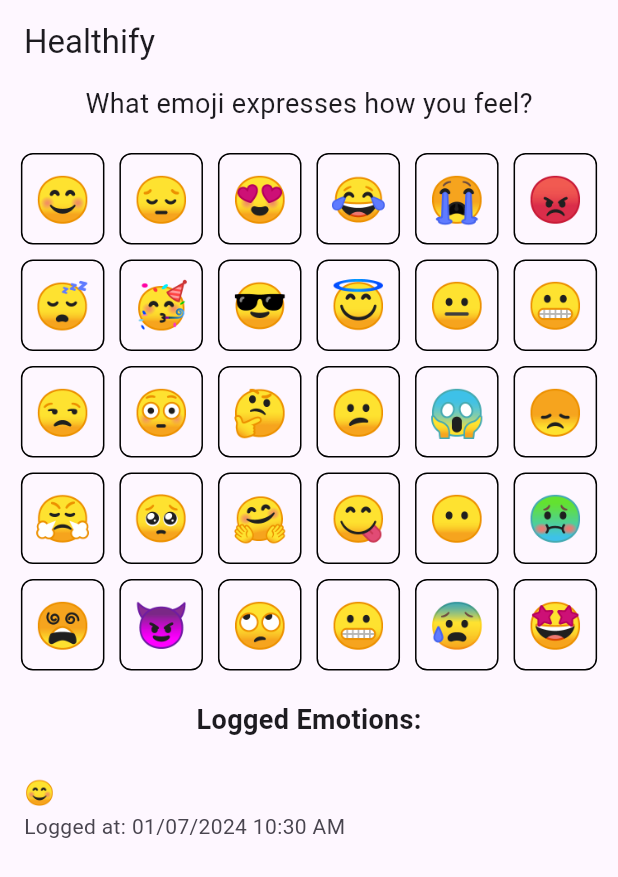
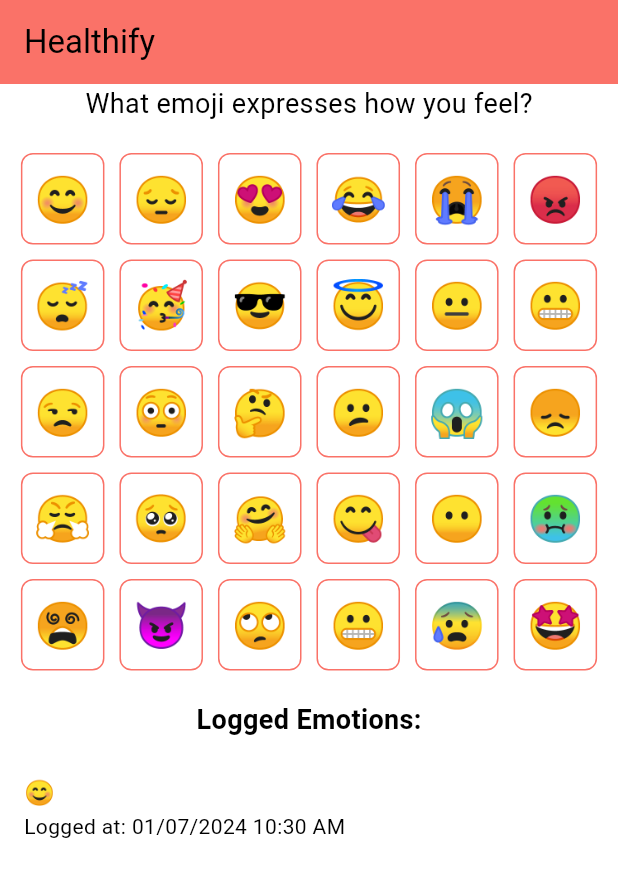
Before and after one commit to onalanb/Healthify-Flutter-Application, a Flutter app: the screen it shows after launch, after a tap on an icon or button, on a phone screen of 412 x 824 dp. Shown: the top 877 px of the screen. Run offline on Flutter 3.47's test engine with Material 3 defaults, Android fonts, the phone set to English and light mode, and no system bars.

Commit message:
Added comments to code, and edited the Background and App bar colors to create a more vibrant theme.

```diff
--- a/lib/main.dart
+++ b/lib/main.dart
@@ -1,6 +1,7 @@
 // Baran Onalan
 // January 6th, 2024
 
+// Importing the necessary packages for the project.
 import 'package:flutter/material.dart';
 import 'package:intl/intl.dart'; // For date/time formatting
 
@@ -8,61 +9,71 @@ void main() {
   runApp(HealthHabitsApp());
 }
 
+// Applications main widget, helps set the theme and home page.
 class HealthHabitsApp extends StatelessWidget {
   @override
   Widget build(BuildContext context) {
     return MaterialApp(
+      theme: ThemeData(
+        appBarTheme: AppBarTheme(
+          backgroundColor: Color(0xFFFA7268), // Background color for app bar.
+        ),
+        colorScheme: ColorScheme.fromSwatch(
+          primarySwatch: Colors.green,  // Background color for the app.
+        ),
+      ),
       home: MyHomePage(),
     );
   }
 }
 
+// Main Home page widget containing the page view style.
 class MyHomePage extends StatelessWidget {
   @override
   Widget build(BuildContext context) {
     return Scaffold(
       appBar: AppBar(
-        title: Text('Healthify'),
+        title: Text('Healthify'), // App title.
       ),
-      body: RecorderPageView(), // Use the PageView to show recorders
+      body: RecorderPageView(), // This is the page view to show the different recorders.
     );
   }
 }
 
+// Page view widget displaying different recorders.
 class RecorderPageView extends StatelessWidget {
   @override
   Widget build(BuildContext context) {
     return PageView(
       children: [
-        EmotionRecorder(), // First page - Emotion Recorder
-        DietRecorder(), // Second page - Diet Recorder
-        WorkoutRecorder(), // Third page - Workout Recorder
+        EmotionRecorder(), // First page - Emotion Recorder.
+        DietRecorder(), // Second page - Diet Recorder.
+        WorkoutRecorder(), // Third page - Workout Recorder.
       ],
     );
   }
 }
 
-// Emotion Recorder
-// An emotion recorder. It lets the user choose from one of 24 (or more, if you prefer)
-// hard-coded emoji to express how they’re currently feeling. When they submit their choice,
-// log the emoji they selected. This widget should also show a list of emoji and datetimes.
-// In future assignments, we will use state management and persistence to populate the list,
-// but since we haven’t covered those topics yet you can hard-code your own mock data.
+// Emotion Recorder Widget
+// Allows user to choose from one of 30 hard coded emojis to express how they currently feel.
+// Keeps track of their choice and when the emoji was selected, logs their input.
 class EmotionRecorder extends StatefulWidget {
   @override
   _EmotionRecorderState createState() => _EmotionRecorderState();
 }
 
+// Stateful widget to record the emotions with emojis.
 class _EmotionRecorderState extends State<EmotionRecorder> {
   List<Map<String, dynamic>> emotions = [];
 
-  // Hard-coded list of 30 emojis for selection
+  // Hard-coded list of 30 emojis for the user's selection.
   final List<String> emojiList = [
     "😊", "😔", "😍", "😂", "😭", "😡", "😴", "🥳", "😎", "😇",
     "😐", "😬", "😒", "😳", "🤔", "😕", "😱", "😞", "😤", "🥺",
     "🤗", "😋", "😶", "🤢", "😵", "😈", "🙄", "😬", "😰", "🤩"
   ];
 
+  // Logs the selected emoji from user and creates a timestamp.
   void logEmotion(String selectedEmoji) {
     setState(() {
       emotions.insert(0, {
@@ -72,50 +83,52 @@ class _EmotionRecorderState extends State<EmotionRecorder> {
     });
   }
 
+  // Widget UI for recording the user's emotions.
   @override
   Widget build(BuildContext context) {
     return Column(
       mainAxisAlignment: MainAxisAlignment.center,
       children: [
         Text(
-          'What emoji expresses how you feel?',
-          style: TextStyle(fontSize: 18),
+          'What emoji expresses how you feel?', // Title asking the user to select an emoji.
+          style: TextStyle(fontSize: 18),       // Style for the title
         ),
-        SizedBox(height: 20),
+        SizedBox(height: 20), // Spacing between the title and emoji list.
         Wrap(
-          spacing: 10,
-          runSpacing: 10,
+          spacing: 10,    // Horizontal space between emojis.
+          runSpacing: 10, // Vertical space between emojis.
           children: emojiList.map((emoji) {
+            // Mapping the list of emojis to gesture detector widgets.
             return GestureDetector(
-              onTap: () => logEmotion(emoji),
+              onTap: () => logEmotion(emoji), // Gesture detection to log selected emoji.
               child: Container(
                 padding: EdgeInsets.all(8),
                 decoration: BoxDecoration(
-                  border: Border.all(color: Colors.black),
-                  borderRadius: BorderRadius.circular(8),
+                  border: Border.all(color: Color(0xFFFA7268)), // Border color around each emoji.
+                  borderRadius: BorderRadius.circular(8),       // Rounded corners for the emojis.
                 ),
                 child: Text(
-                  emoji,
-                  style: TextStyle(fontSize: 30),
+                  emoji,                          // Display the emoji.
+                  style: TextStyle(fontSize: 30), // Size of emoji.
                 ),
               ),
             );
           }).toList(),
         ),
-        SizedBox(height: 20),
+        SizedBox(height: 20), // Spacing between emoji list and logged emotions.
         Text(
-          'Logged Emotions:',
-          style: TextStyle(fontSize: 18, fontWeight: FontWeight.bold),
+          'Logged Emotions:',                                           // Title for logged emotions.
+          style: TextStyle(fontSize: 18, fontWeight: FontWeight.bold),  // Style for title.
         ),
-        SizedBox(height: 10),
+        SizedBox(height: 10), // Spacing between title and logged emotions list.
         Expanded(
           child: ListView.builder(
-            itemCount: emotions.length,
+            itemCount: emotions.length, // Total number of logged emotions.
             itemBuilder: (context, index) {
               return ListTile(
-                title: Text(emotions[index]['emoji']),
+                title: Text(emotions[index]['emoji']),  // Displays the logged emoji.
                 subtitle: Text(
-                  'Logged at: ${DateFormat('MM/dd/yyyy hh:mm a').format(emotions[index]['timestamp'])}',
+                  'Logged at: ${DateFormat('MM/dd/yyyy hh:mm a').format(emotions[index]['timestamp'])}',  // Displays the timestamp of the logged emotion.
                 ),
               );
             },
@@ -126,21 +139,23 @@ class _EmotionRecorderState extends State<EmotionRecorder> {
   }
 }
 
-// Diet Recorder
-// A diet recorder. It lets the user type in what they ate and how much of it
-// they ate (two separate inputs). When they submit their choice, log the food
-// and quantity they entered.
+// Diet Recorder Widget
+// Allows user to type in what they ate and how much of it they had.
+// The amount of food can be input as calories, quantity, or grams.
+// Keeps track of how much they ate and when, logs their input.
 class DietRecorder extends StatefulWidget {
   @override
   _DietRecorderState createState() => _DietRecorderState();
 }
 
+// Stateful widget to record diet logs.
 class _DietRecorderState extends State<DietRecorder> {
   TextEditingController foodController = TextEditingController();
   TextEditingController quantityController = TextEditingController();
   List<Map<String, dynamic>> dietLogs = [];
   String selectedUnit = 'Calories'; // Default unit
 
+  // Log user's diet information with a timestamp.
   void logDiet() {
     String food = foodController.text;
     String quantity = quantityController.text;
@@ -161,69 +176,71 @@ class _DietRecorderState extends State<DietRecorder> {
     }
   }
 
+  // Widget UI for recording the user's diet information.
   @override
   Widget build(BuildContext context) {
     return Padding(
-      padding: EdgeInsets.all(20),
+      padding: EdgeInsets.all(20),  // Padding around the widget.
       child: Column(
-        crossAxisAlignment: CrossAxisAlignment.start,
+        crossAxisAlignment: CrossAxisAlignment.start, // Aligns children to the start (left side) of the column.
         children: [
           Text(
-            'What did you eat today?',
-            style: TextStyle(fontSize: 18),
+            'What did you eat today?',      // Title asking about the user's diet.
+            style: TextStyle(fontSize: 18), // Style for the title.
           ),
           TextField(
-            controller: foodController,
+            controller: foodController,   // Text field for input food.
             decoration: InputDecoration(
-              hintText: 'Enter food',
+              hintText: 'Enter food',     // Placeholder text for food input.
             ),
           ),
-          SizedBox(height: 20),
+          SizedBox(height: 20), // Spacing between food and quantity input.
           Row(
             children: [
               Expanded(
                 child: TextField(
-                  controller: quantityController,
-                  keyboardType: TextInputType.number,
+                  controller: quantityController,     // Text field for quantity input.
+                  keyboardType: TextInputType.number, // Keyboard for quantity input.
                   decoration: InputDecoration(
-                    hintText: 'Enter quantity',
+                    hintText: 'Enter quantity',       // Placeholder text for quantity input.
                   ),
                 ),
               ),
-              SizedBox(width: 10),
+              SizedBox(width: 10),    // Spacing between quantity input and unit selection.
               DropdownButton<String>(
-                value: selectedUnit,
+                value: selectedUnit,  // Currently selected unit. (I.E. Calories, Grams, Items)
                 onChanged: (String? newValue) {
                   setState(() {
-                    selectedUnit = newValue!;
+                    selectedUnit = newValue!; // Updates the selected unit when changed.
                   });
                 },
                 items: ['Calories', 'Grams', 'Items'].map((String unit) {
                   return DropdownMenuItem<String>(
                     value: unit,
-                    child: Text(unit),
+                    child: Text(unit),  // Displays available units in the dropdown.
                   );
                 }).toList(),
               ),
             ],
           ),
-          SizedBox(height: 20),
+          SizedBox(height: 20),       // Spacing between unit selection and log diet button.
           ElevatedButton(
-            onPressed: logDiet,
-            child: Text('Log Diet'),
+            onPressed: logDiet,       // Function to log the diet entry.
+            child: Text('Log Diet'),  // Text for the button.
           ),
-          SizedBox(height: 20),
+          SizedBox(height: 20), // Spacing between log diet button and logged diet list.
           Text(
-            'Logged Diets:',
-            style: TextStyle(fontSize: 18, fontWeight: FontWeight.bold),
+            'Logged Diets:',    // Title for the list of logged diets.
+            style: TextStyle(fontSize: 18, fontWeight: FontWeight.bold),  // Style for the title.
           ),
           Expanded(
             child: ListView.builder(
-              itemCount: dietLogs.length,
+              itemCount: dietLogs.length, // Total number of logged diets.
               itemBuilder: (context, index) {
                 return ListTile(
-                  title: Text('${dietLogs[index]['food']}'),
+                  title: Text('${dietLogs[index]['food']}'),  // Displays logged food.
                   subtitle: Text(
+                    // Displays quantity, unit, and timestamp of the logged diet entry.
                     'Quantity: ${dietLogs[index]['quantity']} ${dietLogs[index]['unit']} - Logged at: ${DateFormat('MM/dd/yyyy hh:mm a').format(dietLogs[index]['timestamp'])}',
                   ),
                 );
@@ -236,31 +253,30 @@ class _DietRecorderState extends State<DietRecorder> {
   }
 }
 
-// Workout Recorder
-// A workout recorder. It lets the user choose an exercise from eight (or more, if you prefer)
-// hard-coded exercises and enter how much of that exercise they did. When they submit their choice,
-// log the exercise they selected and quantity they entered. This widget should also show a list
-// of exercises, quantities, and datetimes. In future assignments, we will use state management and
-// persistence to populate the list, but since we haven’t covered those topics yet you can hard-code
-// your own mock data.
+// Workout Recorder Widget
+// Allows the user to select a workout from 12 different options and for how long they did it.
+// Keeps track of their input and the time, logs their input.
 class WorkoutRecorder extends StatefulWidget {
   @override
   _WorkoutRecorderState createState() => _WorkoutRecorderState();
 }
 
+// Stateful widget to record workout logs.
 class _WorkoutRecorderState extends State<WorkoutRecorder> {
   TextEditingController durationController = TextEditingController();
   List<Map<String, dynamic>> workoutLogs = [];
 
-  // List of predefined exercises
+  // List of exercises the users get to pick from.
   final List<String> exercises = [
     'Dancing', 'Cycling', 'Running', 'Swimming',
     'Weightlifting', 'Yoga', 'Martial Arts', 'Rowing',
     'Climbing' , 'Jump Rope', 'Parkour', 'Stability Training'
   ];
 
-  String selectedExercise = 'Running'; // Default exercise
+  // The default exercise when the user opens the app.
+  String selectedExercise = 'Dancing';
 
+  // Logs the workout information with a timestamp.
   void logWorkout() {
     String duration = durationController.text;
 
@@ -278,60 +294,62 @@ class _WorkoutRecorderState extends State<WorkoutRecorder> {
     }
   }
 
+  // Widget UI for recording the user's workout information.
   @override
   Widget build(BuildContext context) {
     return Padding(
-      padding: EdgeInsets.all(20),
+      padding: EdgeInsets.all(20), // Padding around the widget.
       child: Column(
-        crossAxisAlignment: CrossAxisAlignment.start,
+        crossAxisAlignment: CrossAxisAlignment.start, // Aligns children to the start (left side) of the column.
         children: [
           Text(
-            'What was your workout today?',
-            style: TextStyle(fontSize: 18),
+            'What was your workout today?', // Title asking about the user's workout.
+            style: TextStyle(fontSize: 18), // Style for the title.
           ),
           DropdownButton<String>(
-            value: selectedExercise,
+            value: selectedExercise,  // Currently selected exercise.
             onChanged: (String? newValue) {
               setState(() {
-                selectedExercise = newValue!;
+                selectedExercise = newValue!; // Updates the selected exercise when changed.
               });
             },
             items: exercises.map((String exercise) {
               return DropdownMenuItem<String>(
                 value: exercise,
-                child: Text(exercise),
+                child: Text(exercise),  // Displays the available exercises in the dropdown.
               );
             }).toList(),
           ),
-          SizedBox(height: 20),
+          SizedBox(height: 20),             // Spacing between the exercise selectio and duration input.
           Text(
-            'Duration (minutes):',
-            style: TextStyle(fontSize: 18),
+            'Duration (minutes):',          // Label for duration input.
+            style: TextStyle(fontSize: 18), // Style for the label.
           ),
           TextField(
-            controller: durationController,
-            keyboardType: TextInputType.number,
+            controller: durationController,     // Text field to input the workout duration.
+            keyboardType: TextInputType.number, // Keyboard for duration input.
             decoration: InputDecoration(
-              hintText: 'Enter duration',
+              hintText: 'Enter duration',       // Placeholder text for duration text field.
             ),
           ),
-          SizedBox(height: 20),
+          SizedBox(height: 20),         // Spacing between duration input and log workout button.
           ElevatedButton(
-            onPressed: logWorkout,
-            child: Text('Log Workout'),
+            onPressed: logWorkout,      // Function to log the workout entry.
+            child: Text('Log Workout'), // Text for the button.
           ),
-          SizedBox(height: 20),
+          SizedBox(height: 20), // Spacing between log workout button and logged workout list.
           Text(
-            'Logged Workouts:',
-            style: TextStyle(fontSize: 18, fontWeight: FontWeight.bold),
+            'Logged Workouts:', // Title for the list of logged workouts.
+            style: TextStyle(fontSize: 18, fontWeight: FontWeight.bold),  // Style for the title.
           ),
           Expanded(
             child: ListView.builder(
-              itemCount: workoutLogs.length,
+              itemCount: workoutLogs.length,  // Total number of logged workouts.
               itemBuilder: (context, index) {
                 return ListTile(
-                  title: Text('${workoutLogs[index]['exercise']}'),
+                  title: Text('${workoutLogs[index]['exercise']}'), // Displays logged exercise.
                   subtitle: Text(
+                    // Displays duration and timestamp of the logged workout entry.
                     'Duration: ${workoutLogs[index]['duration']} mins - Logged at: ${DateFormat('MM/dd/yyyy hh:mm a').format(workoutLogs[index]['timestamp'])}',
                   ),
                 );
```
